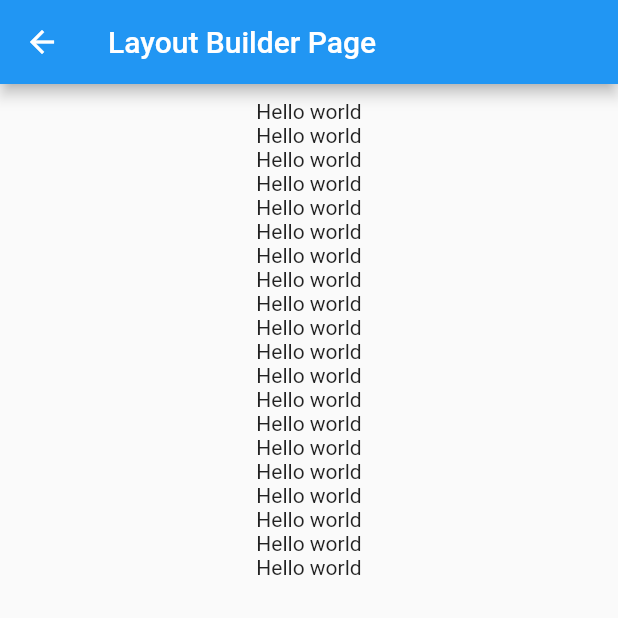
After one commit to gitofleonardo/flutter_in_action, a Flutter app: the screen it shows after launch, after a tap on "LayoutBuilderPage", on a phone screen of 412 x 824 dp, the top half of it. The commit adds this screen. Run offline on Flutter 3.47's test engine with Material 2 defaults, Android fonts, the light colour scheme and no system bars; missing offline and left inert: flutter_displaymode.

Commit message:
Add container widgets.

```diff
--- /dev/null
+++ b/lib/layout/layout_builder.dart
@@ -0,0 +1,51 @@
+import 'package:flutter/material.dart';
+
+class LayoutBuilderPage extends StatelessWidget{
+  LayoutBuilderPage({Key? key}) : super(key: key);
+  final _innerChildren = List.filled(20, const Text("Hello world",maxLines: 1,));
+
+  @override
+  Widget build(BuildContext context) {
+    return Scaffold(
+      appBar: AppBar(title: const Text("Layout Builder Page"),),
+      body: LayoutBuilder(builder: (context,constraint){
+        if (constraint.maxWidth < 1080){
+          return Padding(padding: const EdgeInsets.all(10),child: ConstrainedBox(
+            constraints: const BoxConstraints.expand(),
+            child: Column(
+              children: _innerChildren,
+            ),
+          ));
+        }else{
+          final firstCol = List<Widget>.empty(growable: true);
+          final secondCol = List<Widget>.empty(growable: true);
+          for (var i = 0;i < _innerChildren.length;++i){
+            if (i % 2 == 0){
+              firstCol.add(_innerChildren[i]);
+            }else{
+              secondCol.add(_innerChildren[i]);
+            }
+          }
+          return Padding(padding: const EdgeInsets.all(10),child: ConstrainedBox(
+            constraints: const BoxConstraints.expand(),
+            child: Flex(
+              direction: Axis.horizontal,
+              children: [
+                Expanded(
+                  child: Column(
+                    children: firstCol,
+                  ),
+                ),
+                Expanded(
+                  child: Column(
+                    children: secondCol,
+                  ),
+                )
+              ],
+            ),
+          ));
+        }
+      }),
+    );
+  }
+}
--- a/lib/main.dart
+++ b/lib/main.dart
@@ -8,9 +8,15 @@ import 'package:flutter_in_action/base/form.dart';
 import 'package:flutter_in_action/base/image.dart';
 import 'package:flutter_in_action/base/indicator.dart';
 import 'package:flutter_in_action/base/text.dart';
+import 'package:flutter_in_action/container/clip_page.dart';
+import 'package:flutter_in_action/container/container.dart';
+import 'package:flutter_in_action/container/decorated_box.dart';
+import 'package:flutter_in_action/layout/align_layout.dart';
 import 'package:flutter_in_action/layout/column_and_row.dart';
 import 'package:flutter_in_action/layout/constrained_box.dart';
 import 'package:flutter_in_action/layout/flex_layout.dart';
+import 'package:flutter_in_action/layout/layout_builder.dart';
+import 'package:flutter_in_action/layout/stack_layout.dart';
 import 'package:flutter_in_action/layout/wrap.dart';
 
 void main() {
@@ -40,6 +46,12 @@ class MyApp extends StatelessWidget {
         "column_row_page": (ctx) => const ColumnRowPage(),
         "flex_page": (ctx) => const FlexLayoutPage(),
         "wrap_page": (ctx) => const WrapPage(),
+        "stack_page": (ctx) => const StackLayoutPage(),
+        "align_page": (ctx) => const AlignLayoutPage(),
+        "layout_builder_page": (ctx) => LayoutBuilderPage(),
+        "decorated_box_page": (ctx) => const DecoratedBoxPage(),
+        "container_page": (ctx) => const ContainerPage(),
+        "clip_page": (ctx) => ClipPage(),
       },
     );
   }
@@ -87,7 +99,9 @@ class _MyHomePageState extends State<MyHomePage> {
       appBar: AppBar(
         title: Text(widget.title),
       ),
-      body: Center(
+      body: SingleChildScrollView(
+        child: Container(
+          constraints: const BoxConstraints(minWidth: double.infinity),
           child: Column(
             mainAxisAlignment: MainAxisAlignment.center,
             mainAxisSize: MainAxisSize.max,
@@ -136,8 +150,33 @@ class _MyHomePageState extends State<MyHomePage> {
               }, child: const Text("FlexLayout")),
               TextButton(onPressed: (){
                 Navigator.pushNamed(context, "wrap_page");
-            }, child: const Text("WrapLayout"))
+              }, child: const Text("WrapLayout")),
+              TextButton(onPressed: (){
+                Navigator.pushNamed(context, "stack_page");
+              }, child: const Text("StackLayoutPage")),
+              TextButton(
+                  child: const Text("AlignLayoutPage"),
+                  onPressed: (){
+                    Navigator.pushNamed(context, "align_page");
+                  }
+              ),
+              TextButton(onPressed: (){
+                Navigator.pushNamed(context, "layout_builder_page");
+              }, child: const Text("LayoutBuilderPage")),
+              TextButton(
+                onPressed: (){
+                  Navigator.pushNamed(context, "decorated_box_page");
+                },
+                child: const Text("DecoratedBoxPage"),
+              ),
+              TextButton(onPressed: (){
+                Navigator.pushNamed(context, "container_page");
+              }, child: const Text("ContainerPage")),
+              TextButton(onPressed: (){
+                Navigator.pushNamed(context, "clip_page");
+              }, child: const Text("Clip Page"))
             ],
+          ),
         ),
       ),
       bottomNavigationBar: BottomNavigationBar(
```
Also changed, not shown: lib/container/clip_page.dart (added, +67 -0 lines), lib/container/container.dart (added, +28 -0 lines), lib/container/decorated_box.dart (added, +45 -0 lines), lib/layout/align_layout.dart (added, +20 -0 lines), lib/layout/stack_layout.dart (added, +36 -0 lines). Lines whose indentation alone changed are shown as unchanged.
